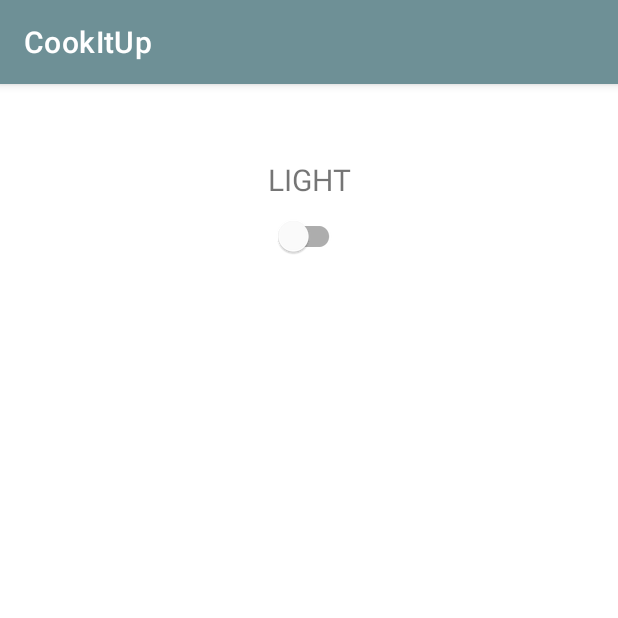
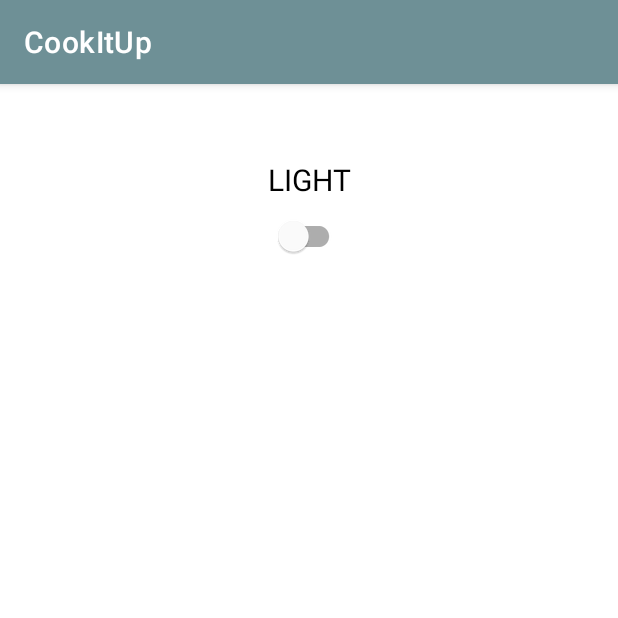
Before and after one commit to capybarasRV4/CookItUp_App, an Android app: the screen it shows after launch (SettingsActivity), after a tap on an icon or button, on a phone screen of 412 x 824 dp, the top half of it. Run offline under Robolectric (Android 15) with nearby library versions, the phone set to English and light mode, and no system bars; libraries missing offline, so code that uses them is left out: io.github.serpro69.kfaker; 1 statement that could not run was skipped.

Commit message:
-Dodana dovoljenja za internet itd... -Popravljen SettingsActivity

```diff
--- a/app/build.gradle
+++ b/app/build.gradle
@@ -45,7 +45,7 @@ dependencies {
     implementation 'com.google.code.gson:gson:2.8.+'
     implementation("androidx.recyclerview:recyclerview:1.2.1")
     implementation 'io.github.serpro69:kotlin-faker:1.11.0'
-    implementation 'com.squareup.picasso:picasso:2.71828'
+    implementation 'com.squareup.picasso:picasso:2.8'
     implementation project(path: ':app:data')
     testImplementation 'junit:junit:4.13.2'
     androidTestImplementation 'androidx.test.ext:junit:1.1.5'
--- a/app/src/main/java/com/example/cookitup/MyApplication.kt
+++ b/app/src/main/java/com/example/cookitup/MyApplication.kt
@@ -3,14 +3,15 @@ package com.example.cookitup
 import android.app.Application
 import android.content.Context
 import android.content.SharedPreferences
+import androidx.appcompat.app.AppCompatDelegate
 import com.example.data.Recipe
 import com.example.data.RecipeList
 import com.google.gson.Gson
-import java.io.File
 import io.github.serpro69.kfaker.Faker
 import org.apache.commons.io.FileUtils
+import java.io.File
 import java.io.IOException
-import java.util.*
+import java.util.UUID
 
 const val MY_FILE_NAME = "mydata.json"
 const val MY_SP_FILE_NAME = "myshared.data"
@@ -22,19 +23,19 @@ class MyApplication: Application() {
     lateinit var sharedPref: SharedPreferences
     val faker = Faker()
 
-    var PREFERENCES: String = "preferences"
+    val PREFERENCES = "preferences"
 
-    var CUSTOM_THEME: String = "customTheme"
-    var LIGHT_MODE: String = "lightTheme"
-    var DARK_MODE: String = "darkTheme"
+    val CUSTOM_THEME = "customTheme"
+    val LIGHT_THEME = "lightTheme"
+    val DARK_THEME = "darkTheme"
 
-    private lateinit var customTheme: String
+    private var customTheme: String? = null
 
-    fun getCustomTheme(): String {
+    fun getCustomTheme(): String? {
         return customTheme
     }
 
-    fun setCustomTheme(customTheme: String) {
+    fun setCustomTheme(customTheme: String?) {
         this.customTheme = customTheme
     }
 
@@ -47,9 +48,22 @@ class MyApplication: Application() {
         if (!containsID()) {
             saveID(UUID.randomUUID().toString().replace("-", ""))
         }
+        checkTheme()
     }
     fun initShared() {
         sharedPref = getSharedPreferences( MY_SP_FILE_NAME, Context.MODE_PRIVATE)
+    }
+
+    fun checkTheme() {
+        sharedPref = getSharedPreferences(PREFERENCES, Context.MODE_PRIVATE)
+        val theme = sharedPref.getString(CUSTOM_THEME, LIGHT_THEME)
+        if (theme.equals(DARK_THEME)) {
+            AppCompatDelegate.setDefaultNightMode(AppCompatDelegate.MODE_NIGHT_YES)
+            setTheme(R.style.DarkTheme)
+        } else {
+            AppCompatDelegate.setDefaultNightMode(AppCompatDelegate.MODE_NIGHT_NO)
+            setTheme(R.style.AppTheme)
+        }
     }
 
     fun saveID(id:String) {
@@ -79,7 +93,7 @@ class MyApplication: Application() {
         } catch (e: IOException) {
             RecipeList("Recepti:")
         }
-        /*
+
         //data.recipes.clear()
         val test = mutableListOf<String>()
         test.add("jajce")
@@ -92,7 +106,6 @@ class MyApplication: Application() {
                 saveToFile()
             }
         }
-         */
 
     }
 }
--- a/app/src/main/java/com/example/cookitup/RecipeAdapter.kt
+++ b/app/src/main/java/com/example/cookitup/RecipeAdapter.kt
@@ -36,7 +36,7 @@ class RecipeAdapter(private val data:RecipeList) : RecyclerView.Adapter<RecipeAd
     override fun onBindViewHolder(holder: ViewHolder, position: Int) {
         val recipes = data.recipes[position]
 
-        Picasso.get().load("https://icons.iconarchive.com/icons/iconarchive/fat-sugar-food/256/Pizza-icon.png").into(holder.imageView);
+        Picasso.get().load("https://icons.iconarchive.com/icons/iconarchive/fat-sugar-food/256/Pizza-icon.png").into(holder.imageView)
 
         holder.name.text = recipes.name
         holder.type.text = recipes.type
--- a/app/src/main/java/com/example/cookitup/SettingsActivity.kt
+++ b/app/src/main/java/com/example/cookitup/SettingsActivity.kt
@@ -1,23 +1,20 @@
 package com.example.cookitup
 
-import android.R
 import android.os.Bundle
 import android.view.View
 import android.widget.TextView
 import androidx.appcompat.app.AppCompatActivity
+import androidx.appcompat.app.AppCompatDelegate
 import androidx.core.content.ContextCompat
 import com.example.cookitup.databinding.ActivitySettingsBinding
 import com.google.android.material.switchmaterial.SwitchMaterial
 
-//TODO WORK IN PROGRESS (NEKAJ NE DELA....)
 
 class SettingsActivity : AppCompatActivity() {
-    lateinit var app: MyApplication
     private lateinit var binding: ActivitySettingsBinding
-
-    private lateinit var parentView: View
-    private lateinit var themeSwitch: SwitchMaterial
-    private lateinit var themeTV: TextView
+    private lateinit var app: MyApplication
+    private var themeSwitch: SwitchMaterial? = null
+    private var themeTV: TextView? = null
 
     override fun onCreate(savedInstanceState: Bundle?) {
         super.onCreate(savedInstanceState)
@@ -26,15 +23,30 @@ class SettingsActivity : AppCompatActivity() {
         val view = binding.root
         setContentView(view)
 
-        //initWidgets()
+        initWidgets()
         loadSharedPreferences()
         initSwitchListener()
+
+        binding.imageButton5.setOnClickListener {
+            finish()
+        }
+    }
+    private fun initWidgets() {
+        themeTV = binding.LightDarkModeText
+        themeSwitch = binding.modeSwitch
+    }
+
+    private fun loadSharedPreferences() {
+        val sharedPreferences = getSharedPreferences(app.PREFERENCES, MODE_PRIVATE)
+        val theme = sharedPreferences.getString(app.CUSTOM_THEME, app.LIGHT_THEME)
+        app.setCustomTheme(theme)
+        updateView()
     }
 
     private fun initSwitchListener() {
-        themeSwitch.setOnCheckedChangeListener { _, checked ->
-            if (checked) app.setCustomTheme(app.DARK_MODE) else app.setCustomTheme(
-                app.LIGHT_MODE
+        themeSwitch!!.setOnCheckedChangeListener { _, checked ->
+            if (checked) app.setCustomTheme(app.DARK_THEME) else app.setCustomTheme(
+                app.LIGHT_THEME
             )
             val editor = getSharedPreferences(
                 app.PREFERENCES,
@@ -42,39 +54,23 @@ class SettingsActivity : AppCompatActivity() {
             ).edit()
             editor.putString(app.CUSTOM_THEME, app.getCustomTheme())
             editor.apply()
-            //updateView()
+            updateView()
         }
-    }
-
-    private fun loadSharedPreferences() {
-        app.sharedPref = getSharedPreferences(app.PREFERENCES, MODE_PRIVATE)
-        val theme = app.sharedPref.getString(app.CUSTOM_THEME, app.LIGHT_MODE)
-
-        if (theme != null) {
-            app.setCustomTheme(theme)
-        }
-    }
-    /*
-    private fun initWidgets() {
-        themeTV = findViewById(R.id.LightDarkModeText)
-        themeSwitch = findViewById(R.id.modeSwitch)
-        parentView = findViewById(R.id.parentView)
     }
 
     private fun updateView() {
         val black = ContextCompat.getColor(this, R.color.black)
         val white = ContextCompat.getColor(this, R.color.white)
-        if (app.getCustomTheme() == app.DARK_MODE) {
-            themeTV.setTextColor(white)
-            themeTV.text = "Dark"
-            parentView.setBackgroundColor(black)
-            themeSwitch.isChecked = true
+        if (app.getCustomTheme().equals(app.DARK_THEME)) {
+            themeTV!!.setTextColor(white)
+            themeTV!!.text = "Dark"
+            themeSwitch!!.isChecked = true
+            AppCompatDelegate.setDefaultNightMode(AppCompatDelegate.MODE_NIGHT_YES)
         } else {
-            themeTV.setTextColor(black)
-            themeTV.text = "Light"
-            parentView.setBackgroundColor(white)
-            themeSwitch.isChecked = false
+            themeTV!!.setTextColor(black)
+            themeTV!!.text = "Light"
+            themeSwitch!!.isChecked = false
+            AppCompatDelegate.setDefaultNightMode(AppCompatDelegate.MODE_NIGHT_NO)
         }
     }
- */
 }
--- a/app/src/main/res/layout/activity_settings.xml
+++ b/app/src/main/res/layout/activity_settings.xml
@@ -4,7 +4,6 @@
     xmlns:tools="http://schemas.android.com/tools"
     android:layout_width="match_parent"
     android:layout_height="match_parent"
-    android:id="@+id/parentView"
     tools:context=".SettingsActivity">
 
 
--- a/app/src/main/res/layout/recipe_card.xml
+++ b/app/src/main/res/layout/recipe_card.xml
@@ -50,9 +50,8 @@
 
         <ImageView
             android:id="@+id/imageView9"
-            android:layout_width="0dp"
+            android:layout_width="wrap_content"
             android:layout_height="wrap_content"
-            android:layout_weight="1"
             tools:srcCompat="@tools:sample/avatars" />
     </LinearLayout>
 </androidx.cardview.widget.CardView>
--- a/app/src/main/res/values-night/themes.xml
+++ b/app/src/main/res/values-night/themes.xml
@@ -1,6 +1,6 @@
 <resources xmlns:tools="http://schemas.android.com/tools">
     <!-- Base application theme. -->
-    <style name="Theme.CookItUp" parent="Theme.MaterialComponents.DayNight.DarkActionBar">
+    <style name="DarkTheme" parent="Theme.MaterialComponents.DayNight.DarkActionBar">
         <!-- Primary brand color. -->
         <item name="colorPrimary">@color/purple_200</item>
         <item name="colorPrimaryVariant">@color/purple_700</item>
--- a/app/src/main/res/values/themes.xml
+++ b/app/src/main/res/values/themes.xml
@@ -1,6 +1,6 @@
 <resources xmlns:tools="http://schemas.android.com/tools">
     <!-- Base application theme. -->
-    <style name="Theme.CookItUp" parent="Theme.MaterialComponents.DayNight.DarkActionBar">
+    <style name="AppTheme" parent="Theme.MaterialComponents.DayNight.DarkActionBar">
         <!-- Primary brand color. -->
         <item name="colorPrimary">@color/darker</item>
         <item name="colorPrimaryVariant">@color/darker</item>
```
Also changed, not shown: app/src/main/AndroidManifest.xml (+6 -1 lines).
